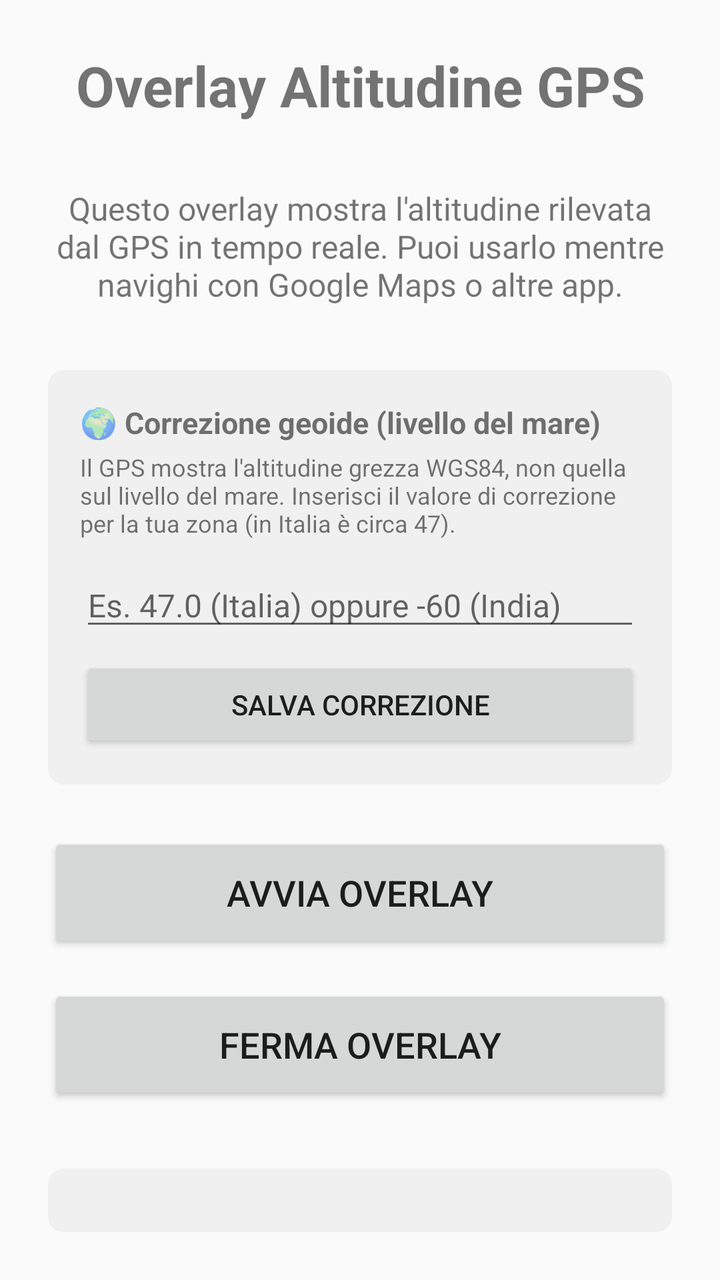
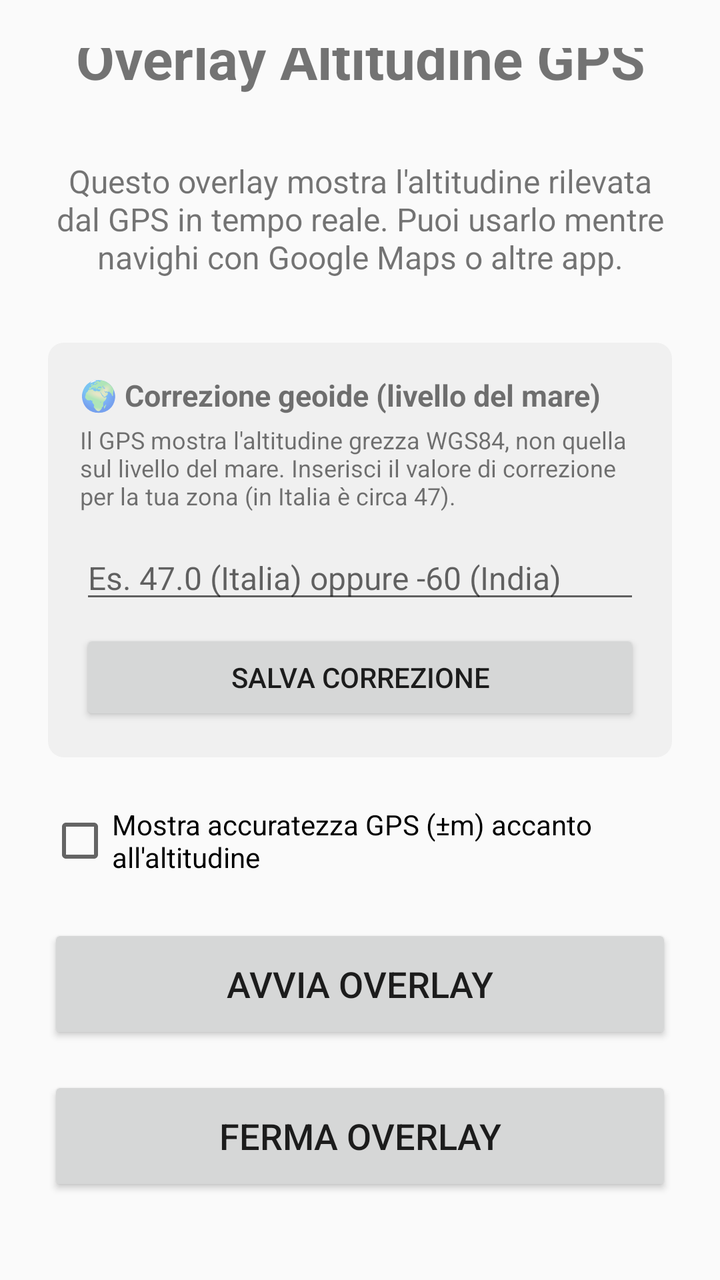

Two renders of the same Android screen: before a commit and after it. Below are the layout's source before the change and the commit's diff.
<!-- AndroidManifest.xml: application theme Theme.AltitudeOverlay -->
<!-- res/layout/activity_main.xml -->
<?xml version="1.0" encoding="utf-8"?>
<LinearLayout xmlns:android="http://schemas.android.com/apk/res/android"
    android:layout_width="match_parent"
    android:layout_height="match_parent"
    android:orientation="vertical"
    android:gravity="center"
    android:padding="24dp">

    <TextView
        android:layout_width="match_parent"
        android:layout_height="wrap_content"
        android:text="Overlay Altitudine GPS"
        android:textSize="28sp"
        android:textStyle="bold"
        android:gravity="center"
        android:layout_marginBottom="32dp" />

    <TextView
        android:layout_width="match_parent"
        android:layout_height="wrap_content"
        android:text="Questo overlay mostra l'altitudine rilevata dal GPS in tempo reale. Puoi usarlo mentre navighi con Google Maps o altre app."
        android:textSize="16sp"
        android:gravity="center"
        android:layout_marginBottom="32dp" />

    <LinearLayout
        android:layout_width="match_parent"
        android:layout_height="wrap_content"
        android:orientation="vertical"
        android:padding="16dp"
        android:layout_marginBottom="24dp"
        android:background="@drawable/info_background">

        <TextView
            android:layout_width="match_parent"
            android:layout_height="wrap_content"
            android:text="🌍 Correzione geoide (livello del mare)"
            android:textSize="15sp"
            android:textStyle="bold"
            android:layout_marginBottom="4dp" />

        <TextView
            android:layout_width="match_parent"
            android:layout_height="wrap_content"
            android:text="Il GPS mostra l'altitudine grezza WGS84, non quella sul livello del mare. Inserisci il valore di correzione per la tua zona (in Italia è circa 47)."
            android:textSize="12sp"
            android:layout_marginBottom="12dp" />

        <EditText
            android:id="@+id/edit_geoid_correction"
            android:layout_width="match_parent"
            android:layout_height="wrap_content"
            android:inputType="numberDecimal|numberSigned"
            android:hint="Es. 47.0 (Italia) oppure -60 (India)"
            android:textSize="16sp"
            android:layout_marginBottom="8dp" />

        <Button
            android:id="@+id/btn_save_correction"
            android:layout_width="match_parent"
            android:layout_height="48dp"
            android:text="Salva correzione"
            android:textSize="14sp" />

    </LinearLayout>

    <Button
        android:id="@+id/btn_start"
        android:layout_width="match_parent"
        android:layout_height="60dp"
        android:text="Avvia Overlay"
        android:textSize="18sp"
        android:layout_marginBottom="16dp" />

    <Button
        android:id="@+id/btn_stop"
        android:layout_width="match_parent"
        android:layout_height="60dp"
        android:text="Ferma Overlay"
        android:textSize="18sp" />

    <LinearLayout
        android:layout_width="match_parent"
        android:layout_height="wrap_content"
        android:orientation="vertical"
        android:layout_marginTop="32dp"
        android:padding="16dp"
        android:background="@drawable/info_background">

        <TextView
            android:layout_width="match_parent"
            android:layout_height="wrap_content"
            android:text="ℹ️ Informazioni"
            android:textSize="16sp"
            android:textStyle="bold"
            android:layout_marginBottom="8dp" />

        <TextView
            android:layout_width="match_parent"
            android:layout_height="wrap_content"
            android:text="• L'overlay rimarrà sempre visibile\n• GPS attivo anche in background\n• L'accuratezza dipende dalla ricezione GPS\n• Usa il modo 'Alta Accuratezza' per migliori risultati"
            android:textSize="14sp"
            android:lineSpacingMultiplier="1.5" />

    </LinearLayout>

</LinearLayout>
<!-- resources referenced by this layout -->
<resources>
  <!-- drawable info_background (drawable) -->
  <?xml version="1.0" encoding="utf-8"?>
  <shape xmlns:android="http://schemas.android.com/apk/res/android">
      <solid android:color="#F0F0F0" />
      <corners android:radius="8dp" />
  </shape>
  <style name="Theme.AltitudeOverlay" parent="Theme.AppCompat.Light.DarkActionBar">
          <item name="colorPrimary">@color/purple_500</item>
          <item name="colorPrimaryVariant">@color/purple_700</item>
          <item name="colorSecondary">@color/teal_200</item>
          <item name="colorSecondaryVariant">@color/teal_700</item>
          <item name="colorError">@color/red_500</item>
          <item name="colorOnPrimary">@color/white</item>
          <item name="colorOnSecondary">@color/black</item>
          <item name="colorOnError">@color/white</item>
          <item name="colorOnBackground">@color/black</item>
          <item name="colorOnSurface">@color/black</item>
      </style>
  <color name="purple_500">#FF6200EE</color>
  <color name="purple_700">#FF3700B3</color>
  <color name="teal_200">#FF03DAC5</color>
  <color name="teal_700">#FF018786</color>
  <color name="red_500">#FFFF0000</color>
  <color name="white">#FFFFFFFF</color>
  <color name="black">#FF000000</color>
</resources>

<!-- the commit's change to res/layout/activity_main.xml (unified diff, before → after) -->
@@ -64,6 +64,14 @@
 
     </LinearLayout>
 
+    <CheckBox
+        android:id="@+id/checkbox_show_accuracy"
+        android:layout_width="match_parent"
+        android:layout_height="wrap_content"
+        android:text="Mostra accuratezza GPS (±m) accanto all'altitudine"
+        android:textSize="14sp"
+        android:layout_marginBottom="24dp" />
+
     <Button
         android:id="@+id/btn_start"
         android:layout_width="match_parent"
